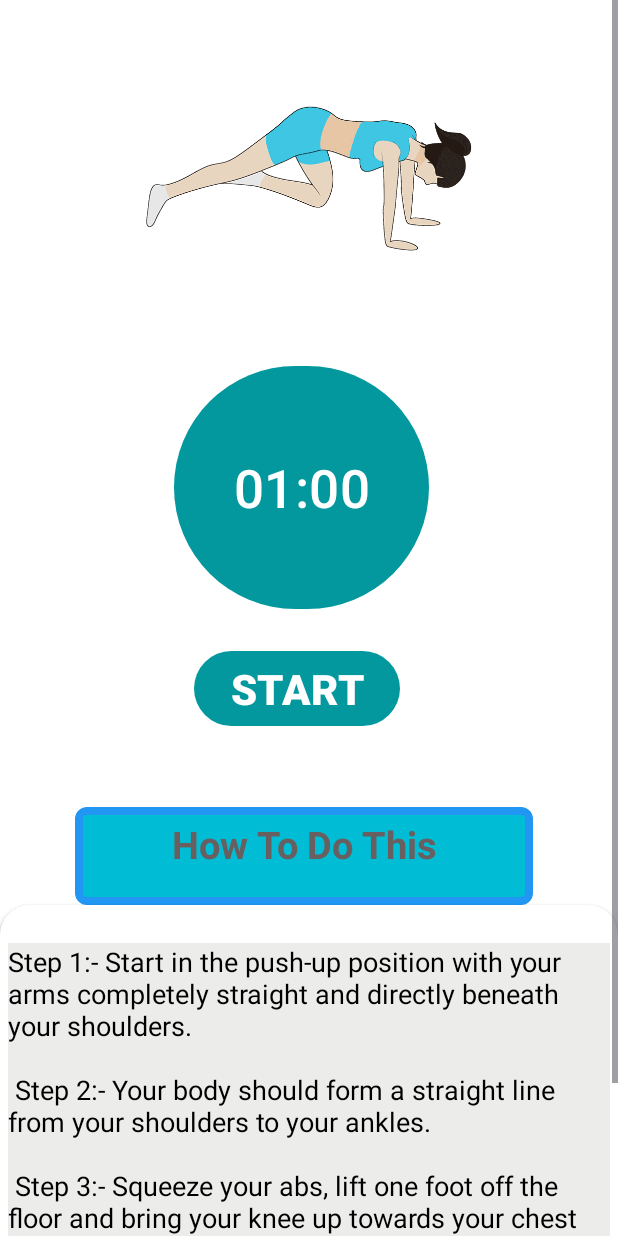
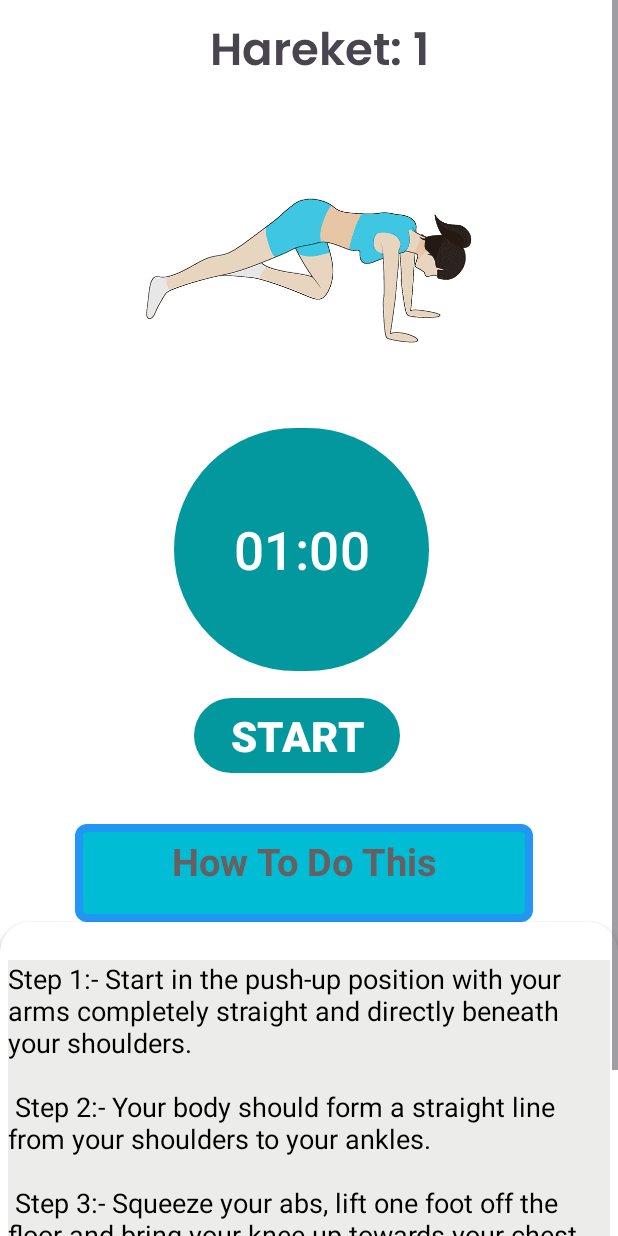
Before and after one commit to zeynep-tkn/MyHealthAssistantMobileApp, an Android app built with Jetpack Compose: the layout activity_sport_bir.xml on its own in the app's theme, with its tools: preview values and no code run, on a phone screen of 412 x 824 dp. Run offline under Robolectric (Android 15) with nearby library versions, the phone set to English and light mode, and no system bars.

Commit message:
spor sayfası bitirildi

```diff
--- a/app/src/main/res/layout/activity_sport_bir.xml
+++ b/app/src/main/res/layout/activity_sport_bir.xml
@@ -14,6 +14,18 @@
           android:layout_height="match_parent"
           android:orientation="vertical">
 
+          <TextView
+              android:layout_width="wrap_content"
+              android:layout_height="wrap_content"
+              android:text="Hareket: 1"
+              android:textStyle="bold"
+              android:fontFamily="@font/poppins_semibold"
+              android:textSize="30dp"
+              android:layout_marginLeft="140dp"
+              android:layout_marginTop="10dp"
+              android:gravity="center_vertical"
+              />
+
           <pl.droidsonroids.gif.GifImageView
               android:layout_width="fill_parent"
               android:layout_marginTop="10dp"
@@ -24,7 +36,7 @@
               android:id="@+id/timeButton"
               android:layout_width="170dp"
               android:layout_height="170dp"
-              android:layout_marginTop="30dp"
+              android:layout_marginTop="10dp"
               android:layout_marginStart="116dp"
               android:text="01:00"
               android:textSize="35sp"
@@ -38,7 +50,7 @@
               android:layout_height="wrap_content"
               android:id="@+id/startButton"
               android:gravity="center"
-              android:layout_marginTop="20dp"
+              android:layout_marginTop="10dp"
               android:text="START"
               android:textColor="@android:color/white"
               android:textSize="28sp"
@@ -53,7 +65,7 @@
               android:layout_height="wrap_content"
               android:layout_marginStart="50dp"
               android:textAlignment="center"
-              android:layout_marginTop="50dp"
+              android:layout_marginTop="30dp"
               android:text="How To Do This"
               android:textColor="#686060"
               android:textSize="25sp"
```
